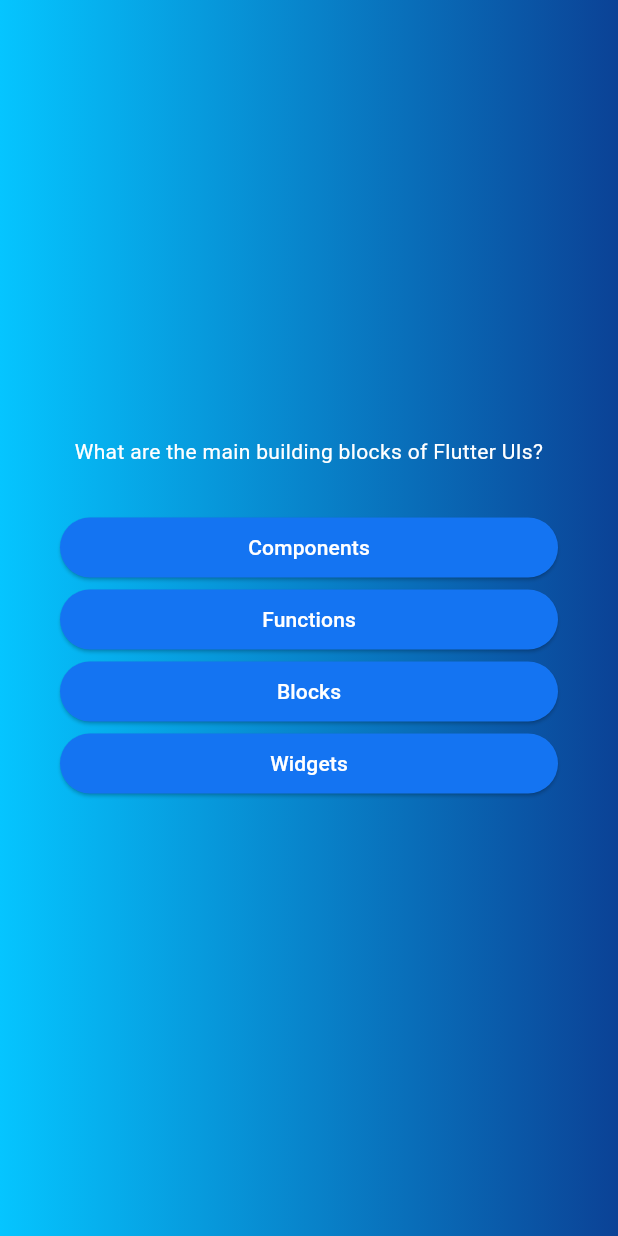
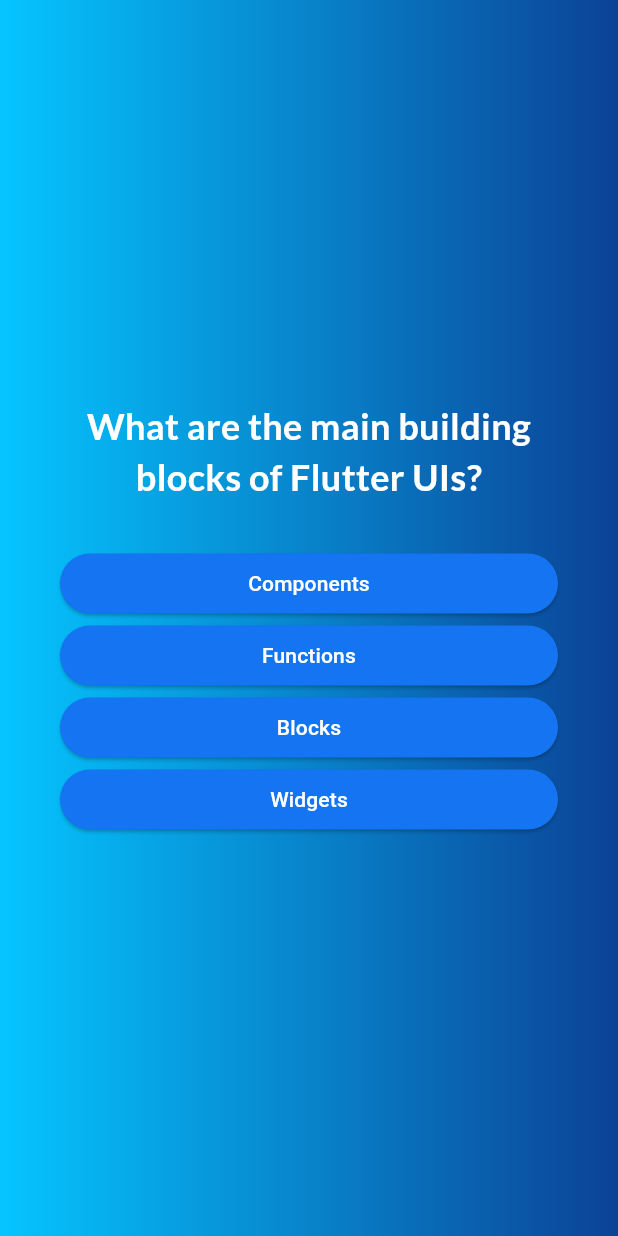
Before and after one commit to BorokiniofDevs/adv_basics, a Flutter app: the screen it shows after launch, after a tap on "Click to Start", on a phone screen of 412 x 824 dp. Run offline on Flutter 3.47's test engine with Material 3 defaults, Android fonts, the phone set to English and light mode, and no system bars; our stand-ins replace google_fonts.

Commit message:
adding google fonts

```diff
--- a/lib/answers_button.dart
+++ b/lib/answers_button.dart
@@ -18,7 +18,10 @@ class AnswerButton extends StatelessWidget {
           borderRadius: BorderRadius.circular(40),
         ),
       ),
-      child: Text(answerText),
+      child: Text(
+        answerText,
+        textAlign: TextAlign.center,
+      ),
     );
   }
 }
--- a/lib/question_screen.dart
+++ b/lib/question_screen.dart
@@ -1,6 +1,7 @@
 import 'package:adv_basics/answers_button.dart';
 import 'package:adv_basics/data/question.dart';
 import 'package:flutter/material.dart';
+import 'package:google_fonts/google_fonts.dart';
 
 class QuestionScreen extends StatefulWidget {
   const QuestionScreen({super.key});
@@ -12,9 +13,17 @@ class QuestionScreen extends StatefulWidget {
 }
 
 class _QuestionScreenState extends State<QuestionScreen> {
+  var displayedQuestionIndex = 0;
+
+  void answeredQuestion() {
+    setState(() {
+      displayedQuestionIndex++;
+    });
+  }
+
   @override
   Widget build(BuildContext context) {
-    final displayedQuestion = questions[0];
+    final displayedQuestion = questions[displayedQuestionIndex];
 
     return SizedBox(
       width: double.infinity,
@@ -26,17 +35,18 @@ class _QuestionScreenState extends State<QuestionScreen> {
           children: [
             Text(
               displayedQuestion.text,
-              style: const TextStyle(
+              style: GoogleFonts.lato(
                 color: Colors.white,
+                fontSize: 24,
+                fontWeight: FontWeight.bold,
               ),
               textAlign: TextAlign.center,
             ),
             const SizedBox(
               height: 30,
             ),
-            ...displayedQuestion
-                .getShuffledAnswers()
-                .map((answer) => AnswerButton(onTap: () {}, answerText: answer))
+            ...displayedQuestion.getShuffledAnswers().map((answer) =>
+                AnswerButton(onTap: answeredQuestion, answerText: answer))
             // AnswerButton(
             //   answerText: 'Answer 1',
             //   onTap:,
--- a/pubspec.yaml
+++ b/pubspec.yaml
@@ -34,6 +34,7 @@ dependencies:
   # The following adds the Cupertino Icons font to your application.
   # Use with the CupertinoIcons class for iOS style icons.
   cupertino_icons: ^1.0.6
+  google_fonts: ^6.2.1
 
 dev_dependencies:
   flutter_test:
```
Also changed, not shown: pubspec.lock, 1 other file.
